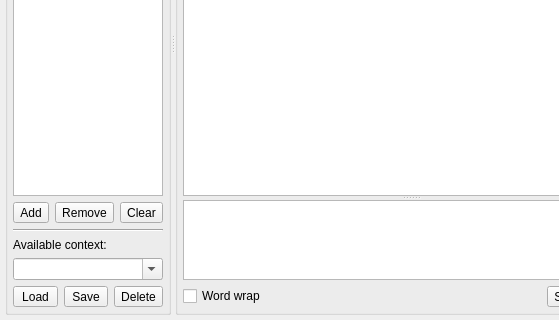
The window that Vacuum/trunk/src/plugins/console/consolewidget.ui (vacuum-im/vacuum-im) describes before a commit, drawn with Qt 5; both pictures show x 0 to 559 and y 235 to 555 of the 652 by 555 pixel window.
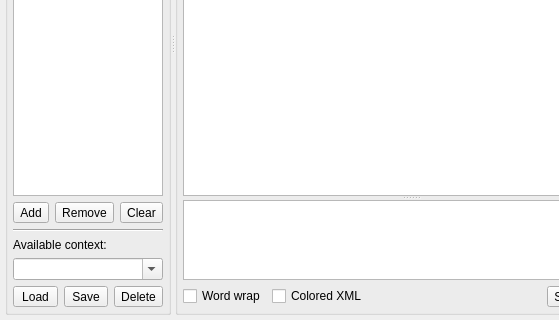
The same window after the commit.

Commit message: Исправлено несколько ошибок в подсветке XML, добавлена возможность вкл/выкл подсветки XML.

Diff of the .ui file:
```diff
--- a/Vacuum/trunk/src/plugins/console/consolewidget.ui
+++ b/Vacuum/trunk/src/plugins/console/consolewidget.ui
@@ -242,6 +242,16 @@
            </property>
           </widget>
          </item>
+         <item>
+          <widget class="QCheckBox" name="chbColoredXML" >
+           <property name="text" >
+            <string>Colored XML</string>
+           </property>
+           <property name="tristate" >
+            <bool>true</bool>
+           </property>
+          </widget>
+         </item>
          <item>
           <spacer name="horizontalSpacer" >
            <property name="orientation" >
```
The commit also changes 2 other files.
